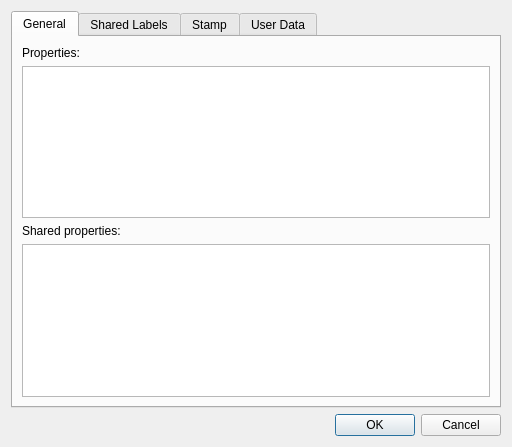
This is anno/LabelDefinitionPropertiesDialog.ui in urobots-io/anno as Qt 5 draws it before an edit. The edited form follows.
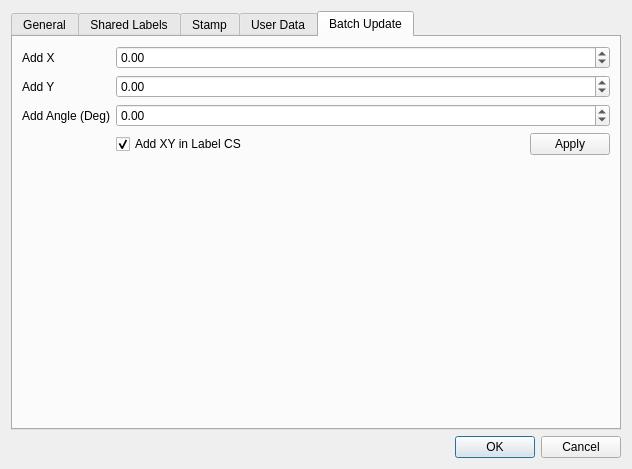
This is the edited form. The open tabs and pages were chosen to show the change. Icons and pictures are not drawn. Custom widgets are drawn as their Qt base class.

Commit message: batch actions implemented: moving and rotating of all labels of selected type

Diff of the .ui file:
```diff
--- a/anno/LabelDefinitionPropertiesDialog.ui
+++ b/anno/LabelDefinitionPropertiesDialog.ui
@@ -6,8 +6,8 @@
    <rect>
     <x>0</x>
     <y>0</y>
-    <width>512</width>
-    <height>447</height>
+    <width>632</width>
+    <height>469</height>
    </rect>
   </property>
   <property name="windowTitle">
@@ -238,6 +238,105 @@
        </item>
       </layout>
      </widget>
+     <widget class="QWidget" name="tab">
+      <attribute name="title">
+       <string>Batch Update</string>
+      </attribute>
+      <layout class="QVBoxLayout" name="verticalLayout_6">
+       <item>
+        <layout class="QFormLayout" name="formLayout">
+         <item row="0" column="0">
+          <widget class="QLabel" name="label_7">
+           <property name="text">
+            <string>Add X</string>
+           </property>
+          </widget>
+         </item>
+         <item row="0" column="1">
+          <widget class="QDoubleSpinBox" name="add_x_doubleSpinBox">
+           <property name="minimum">
+            <double>-10000.000000000000000</double>
+           </property>
+           <property name="maximum">
+            <double>10000.000000000000000</double>
+           </property>
+          </widget>
+         </item>
+         <item row="1" column="0">
+          <widget class="QLabel" name="label_8">
+           <property name="text">
+            <string>Add Y</string>
+           </property>
+          </widget>
+         </item>
+         <item row="1" column="1">
+          <widget class="QDoubleSpinBox" name="add_y_doubleSpinBox">
+           <property name="minimum">
+            <double>-10000.000000000000000</double>
+           </property>
+           <property name="maximum">
+            <double>10000.000000000000000</double>
+           </property>
+          </widget>
+         </item>
+         <item row="2" column="0">
+          <widget class="QLabel" name="label_9">
+           <property name="text">
+            <string>Add Angle (Deg)</string>
+           </property>
+          </widget>
+         </item>
+         <item row="2" column="1">
+          <widget class="QDoubleSpinBox" name="add_angle_doubleSpinBox">
+           <property name="minimum">
+            <double>-180.000000000000000</double>
+           </property>
+           <property name="maximum">
+            <double>180.000000000000000</double>
+           </property>
+          </widget>
+         </item>
+         <item row="3" column="1">
+          <layout class="QHBoxLayout" name="horizontalLayout_3">
+           <property name="topMargin">
+            <number>0</number>
+           </property>
+           <item>
+            <widget class="QCheckBox" name="add_in_label_cs_checkBox">
+             <property name="text">
+              <string>Add XY in Label CS</string>
+             </property>
+             <property name="checked">
+              <bool>true</bool>
+             </property>
+            </widget>
+           </item>
+           <item>
+            <spacer name="horizontalSpacer_3">
+             <property name="orientation">
+              <enum>Qt::Horizontal</enum>
+             </property>
+             <property name="sizeHint" stdset="0">
+              <size>
+               <width>40</width>
+               <height>20</height>
+              </size>
+             </property>
+            </spacer>
+           </item>
+           <item>
+            <widget class="QPushButton" name="apply_batch_pushButton">
+             <property name="text">
+              <string>Apply</string>
+             </property>
+            </widget>
+           </item>
+          </layout>
+         </item>
+        </layout>
+       </item>
+      </layout>
+     </widget>
     </widget>
    </item>
    <item>
```
The commit also changes 23 other files.
